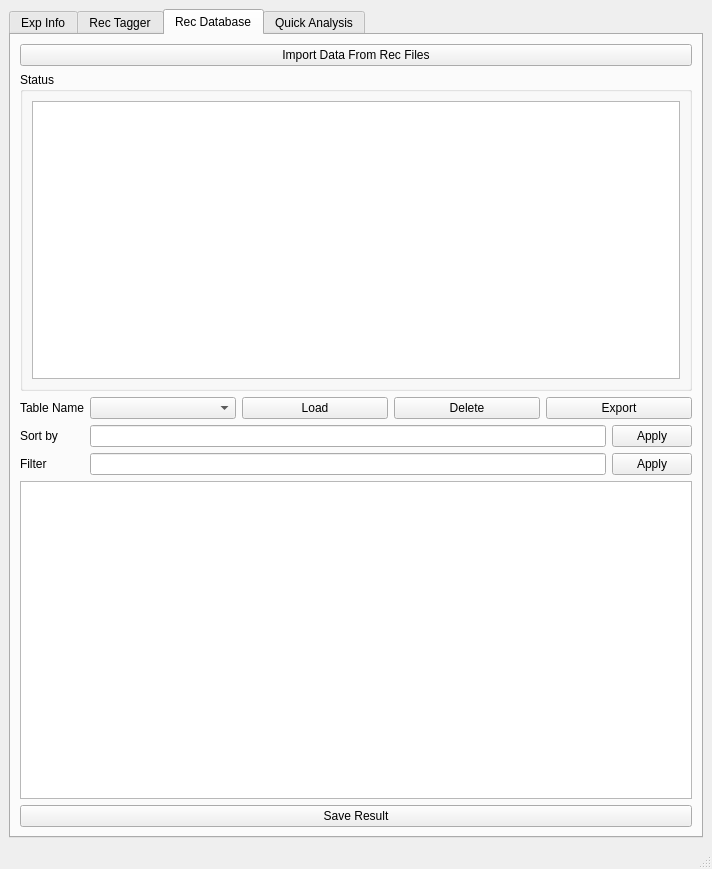
The window that ui/metadata_generator.ui (kang62489/PG_003) describes before a commit, drawn with Qt 5.
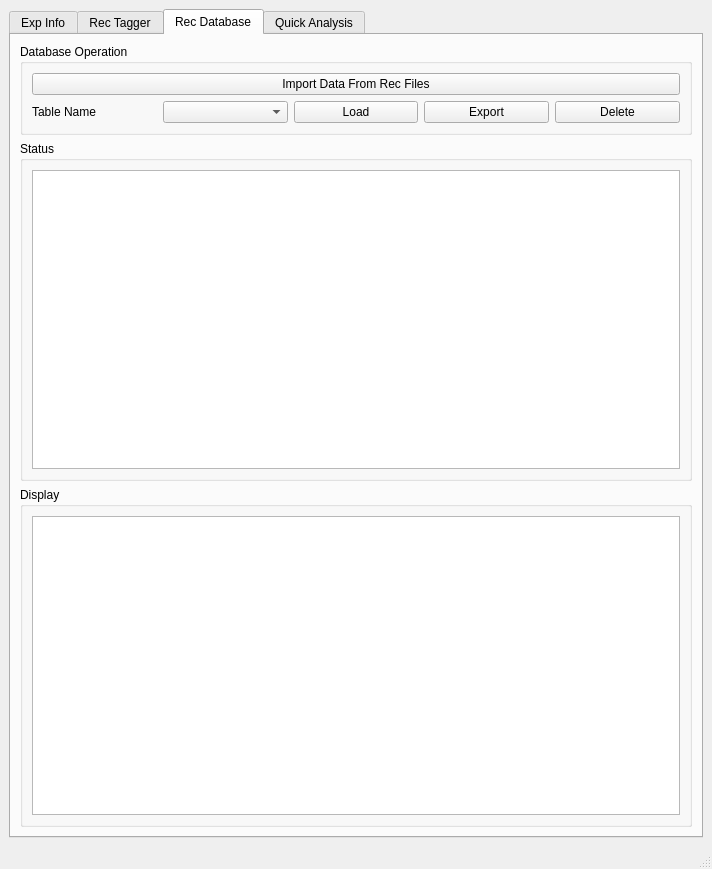
The same window after the commit. The open tabs and pages were chosen to show the change.

Commit message: complete the recDB tab which used for extracting the metadata (tags) in the rec files and generating csv (now xlsx) summary files. A sqlite database also build for quick query

What changed in the file:
```diff
--- a/ui/metadata_generator.ui
+++ b/ui/metadata_generator.ui
@@ -955,6 +955,12 @@
        </attribute>
        <layout class="QVBoxLayout" name="verticalLayout_21">
         <item>
+         <widget class="QGroupBox" name="groupBox">
+          <property name="title">
+           <string>Database Operation</string>
+          </property>
+          <layout class="QVBoxLayout" name="verticalLayout_8">
+           <item>
          <widget class="QPushButton" name="btn_importRecDB">
           <property name="text">
            <string>Import Data From Rec Files</string>
@@ -962,42 +968,14 @@
          </widget>
         </item>
         <item>
-         <widget class="QGroupBox" name="groupBox_recDB_status">
-          <property name="title">
-           <string>Status</string>
-          </property>
-          <layout class="QVBoxLayout" name="verticalLayout_6">
+            <layout class="QHBoxLayout" name="horizontalLayout_14">
            <item>
-            <widget class="QTextBrowser" name="textBrowser_recDB"/>
-           </item>
-          </layout>
-         </widget>
-        </item>
-        <item>
-         <layout class="QFormLayout" name="formLayout">
-          <item row="0" column="0">
            <widget class="QLabel" name="label_25">
             <property name="text">
              <string>Table Name</string>
             </property>
            </widget>
           </item>
-          <item row="1" column="0">
-           <widget class="QLabel" name="label_27">
-            <property name="text">
-             <string>Sort by</string>
-            </property>
-           </widget>
-          </item>
-          <item row="2" column="0">
-           <widget class="QLabel" name="label_28">
-            <property name="text">
-             <string>Filter</string>
-            </property>
-           </widget>
-          </item>
-          <item row="0" column="1">
-           <layout class="QHBoxLayout" name="horizontalLayout_10">
             <item>
              <widget class="QComboBox" name="comboBox_tableOfRecDB"/>
             </item>
@@ -1008,13 +986,6 @@
               </property>
              </widget>
             </item>
-            <item>
-             <widget class="QPushButton" name="btn_deleteTable">
-              <property name="text">
-               <string>Delete</string>
-              </property>
-             </widget>
-            </item>
             <item>
              <widget class="QPushButton" name="btn_exportSummary">
               <property name="text">
@@ -1022,46 +993,40 @@
               </property>
              </widget>
             </item>
-           </layout>
-          </item>
-          <item row="1" column="1">
-           <layout class="QHBoxLayout" name="horizontalLayout_14">
             <item>
-             <widget class="QLineEdit" name="lineEdit_sort"/>
-            </item>
-            <item>
-             <widget class="QPushButton" name="btn_applySort">
+              <widget class="QPushButton" name="btn_deleteTable">
               <property name="text">
-               <string>Apply</string>
+                <string>Delete</string>
               </property>
              </widget>
             </item>
            </layout>
           </item>
-          <item row="2" column="1">
-           <layout class="QHBoxLayout" name="horizontalLayout_24">
-            <item>
-             <widget class="QLineEdit" name="lineEdit_Filter"/>
+          </layout>
+         </widget>
             </item>
             <item>
-             <widget class="QPushButton" name="btn_applyFilter">
-              <property name="text">
-               <string>Apply</string>
-              </property>
-             </widget>
-            </item>
-           </layout>
-          </item>
-         </layout>
-        </item>
+         <widget class="QGroupBox" name="groupBox_recDB_status">
+          <property name="title">
+           <string>Status</string>
+          </property>
+          <layout class="QVBoxLayout" name="verticalLayout_6">
+           <item>
+            <widget class="QTextBrowser" name="textBrowser_recDB"/>
+           </item>
+          </layout>
+         </widget>
+        </item>
+        <item>
+         <widget class="QGroupBox" name="groupBox_2">
+          <property name="title">
+           <string>Display</string>
+          </property>
+          <layout class="QVBoxLayout" name="verticalLayout_9">
         <item>
          <widget class="QTableView" name="tableView_recDB"/>
         </item>
-        <item>
-         <widget class="QPushButton" name="btn_saveResult">
-          <property name="text">
-           <string>Save Result</string>
-          </property>
+          </layout>
          </widget>
         </item>
        </layout>
```
Left out of the diff: 2 changed lines with no effect on the pictures. Lines whose indentation alone changed are shown as unchanged. The commit also changes 6 other files.
